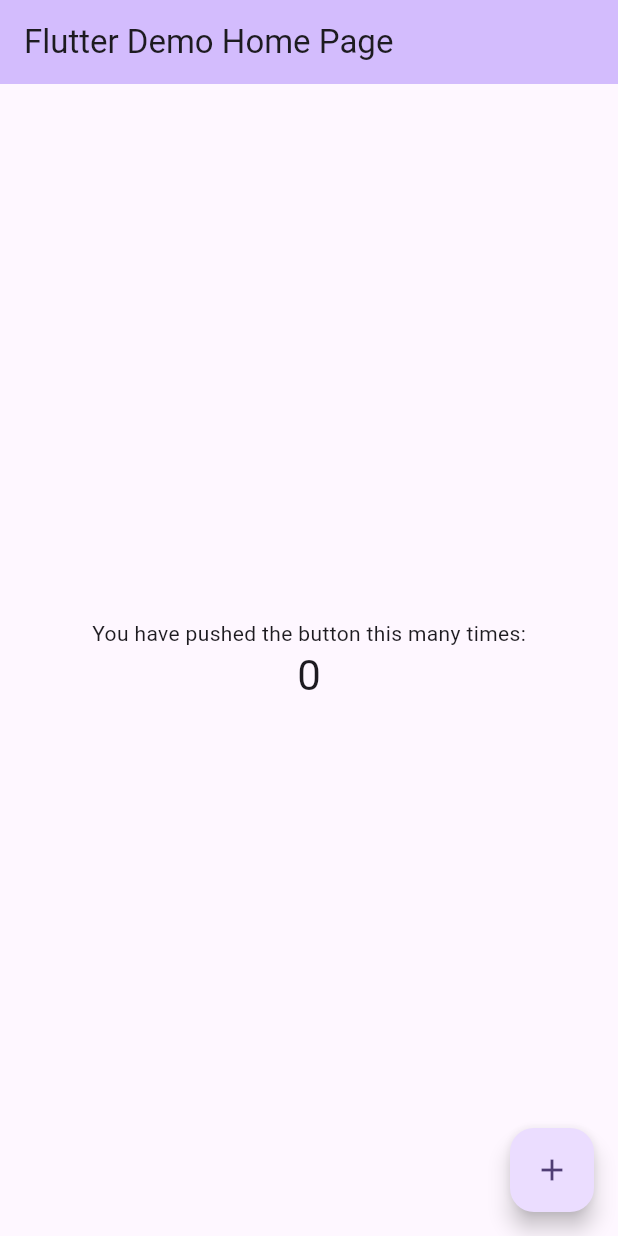
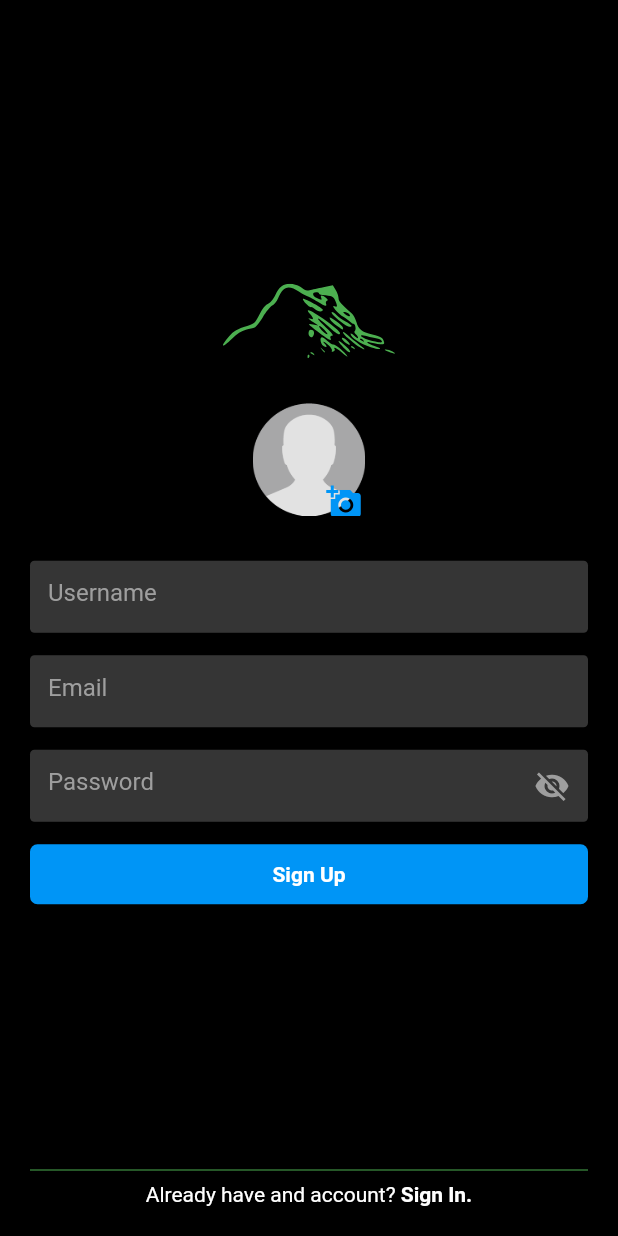
Before and after one commit to Topai-Ioan/Travel_The_World, a Flutter app: the screen it shows after launch, on a phone screen of 412 x 824 dp. Run offline on Flutter 3.47's test engine with Material 2 defaults, Android fonts, the phone set to English and light mode, and no system bars; our stand-ins replace flutter_svg.

Commit message:
login and sign up pages

```diff
--- a/lib/consts.dart
+++ b/lib/consts.dart
@@ -1,10 +1,11 @@
 import 'package:flutter/material.dart';
 
-const backGroundColor = Color.fromRGBO(0, 0, 0, 1.0);
+const backgroundColor = Color.fromRGBO(0, 0, 0, 1.0);
 const blueColor = Color.fromRGBO(0, 149, 246, 1);
 const primaryColor = Colors.white;
 const secondaryColor = Colors.grey;
 const darkGreyColor = Color.fromRGBO(97, 97, 97, 1);
+const greenColor = Colors.green;
 
 Widget sizeVertical(double height) {
   return SizedBox(
--- a/lib/features/presentation/pages/credential/sign_in_page.dart
+++ b/lib/features/presentation/pages/credential/sign_in_page.dart
@@ -0,0 +1,75 @@
+import 'package:flutter/material.dart';
+import 'package:flutter_svg/flutter_svg.dart';
+import 'package:travel_the_world/consts.dart';
+import 'package:travel_the_world/features/presentation/pages/credential/sign_up_page.dart';
+import 'package:travel_the_world/features/presentation/widgets/form_container_widget.dart';
+import 'package:travel_the_world/features/presentation/widgets/button_container_widget.dart';
+
+class SignInPage extends StatelessWidget {
+  const SignInPage({Key? key}) : super(key: key);
+
+  @override
+  Widget build(BuildContext context) {
+    return Scaffold(
+      backgroundColor: backgroundColor,
+      body: Padding(
+        padding: const EdgeInsets.symmetric(horizontal: 20, vertical: 20),
+        child: Column(
+          mainAxisAlignment: MainAxisAlignment.center,
+          children: [
+            Flexible(flex: 2, child: Container()),
+            Center(
+              child: SvgPicture.asset(
+                "assets/images/logo.svg",
+                colorFilter:
+                    const ColorFilter.mode(Colors.green, BlendMode.srcIn),
+              ),
+            ),
+            sizeVertical(30),
+            const FormContainerWidget(
+              hintText: "Email",
+            ),
+            sizeVertical(15),
+            const FormContainerWidget(
+              hintText: "Password",
+              isPasswordField: true,
+            ),
+            sizeVertical(15),
+            ButtonContainerWidget(
+              color: blueColor,
+              text: "Sign In",
+              onTapListener: () {},
+            ),
+            Flexible(flex: 2, child: Container()),
+            const Divider(
+              color: greenColor,
+            ),
+            Row(
+              mainAxisAlignment: MainAxisAlignment.center,
+              children: [
+                const Text(
+                  "Don't have and account? ",
+                  style: TextStyle(color: primaryColor),
+                ),
+                InkWell(
+                  onTap: () {
+                    Navigator.pushAndRemoveUntil(
+                        context,
+                        MaterialPageRoute(
+                            builder: (context) => const SignUpPage()),
+                        (route) => false);
+                  },
+                  child: const Text(
+                    "Sign Up.",
+                    style: TextStyle(
+                        fontWeight: FontWeight.bold, color: primaryColor),
+                  ),
+                ),
+              ],
+            ),
+          ],
+        ),
+      ),
+    );
+  }
+}
--- a/lib/features/presentation/pages/credential/sign_up_page.dart
+++ b/lib/features/presentation/pages/credential/sign_up_page.dart
@@ -0,0 +1,101 @@
+import 'package:flutter/material.dart';
+import 'package:flutter_svg/flutter_svg.dart';
+import 'package:travel_the_world/consts.dart';
+import 'package:travel_the_world/features/presentation/pages/credential/sign_in_page.dart';
+import 'package:travel_the_world/features/presentation/widgets/form_container_widget.dart';
+import 'package:travel_the_world/features/presentation/widgets/button_container_widget.dart';
+
+class SignUpPage extends StatelessWidget {
+  const SignUpPage({Key? key}) : super(key: key);
+
+  @override
+  Widget build(BuildContext context) {
+    return Scaffold(
+      backgroundColor: backgroundColor,
+      body: Padding(
+        padding: const EdgeInsets.symmetric(horizontal: 20, vertical: 20),
+        child: Column(
+          mainAxisAlignment: MainAxisAlignment.center,
+          children: [
+            Flexible(flex: 2, child: Container()),
+            Center(
+              child: SvgPicture.asset(
+                "assets/images/logo.svg",
+                colorFilter:
+                    const ColorFilter.mode(Colors.green, BlendMode.srcIn),
+              ),
+            ),
+            sizeVertical(30),
+            Center(
+              child: Stack(
+                children: [
+                  SizedBox.fromSize(
+                    size: const Size(75, 75),
+                    child: Image.asset("assets/images/profile_default.png"),
+                  ),
+                  Positioned(
+                    right: -10,
+                    bottom: -15,
+                    child: IconButton(
+                      onPressed: () {},
+                      icon: const Icon(
+                        Icons.add_a_photo,
+                        color: blueColor,
+                      ),
+                    ),
+                  ),
+                ],
+              ),
+            ),
+            sizeVertical(30),
+            const FormContainerWidget(
+              hintText: "Username",
+            ),
+            sizeVertical(15),
+            const FormContainerWidget(
+              hintText: "Email",
+            ),
+            sizeVertical(15),
+            const FormContainerWidget(
+              hintText: "Password",
+              isPasswordField: true,
+            ),
+            sizeVertical(15),
+            ButtonContainerWidget(
+              color: blueColor,
+              text: "Sign Up",
+              onTapListener: () {},
+            ),
+            Flexible(flex: 2, child: Container()),
+            const Divider(
+              color: greenColor,
+            ),
+            Row(
+              mainAxisAlignment: MainAxisAlignment.center,
+              children: [
+                const Text(
+                  "Already have and account? ",
+                  style: TextStyle(color: primaryColor),
+                ),
+                InkWell(
+                  onTap: () {
+                    Navigator.pushAndRemoveUntil(
+                        context,
+                        MaterialPageRoute(
+                            builder: (context) => const SignInPage()),
+                        (route) => false);
+                  },
+                  child: const Text(
+                    "Sign In.",
+                    style: TextStyle(
+                        fontWeight: FontWeight.bold, color: primaryColor),
+                  ),
+                ),
+              ],
+            ),
+          ],
+        ),
+      ),
+    );
+  }
+}
--- /dev/null
+++ b/lib/features/presentation/widgets/button_container_widget.dart
@@ -0,0 +1,31 @@
+import 'package:flutter/material.dart';
+import '../../../consts.dart';
+
+class ButtonContainerWidget extends StatelessWidget {
+  final Color? color;
+  final String? text;
+  final VoidCallback? onTapListener;
+  const ButtonContainerWidget(
+      {Key? key, this.color, this.text, this.onTapListener})
+      : super(key: key);
+
+  @override
+  Widget build(BuildContext context) {
+    return InkWell(
+      onTap: onTapListener,
+      child: Container(
+        width: double.infinity,
+        height: 40,
+        decoration:
+            BoxDecoration(color: color, borderRadius: BorderRadius.circular(5)),
+        child: Center(
+          child: Text(
+            "$text",
+            style: const TextStyle(
+                color: primaryColor, fontWeight: FontWeight.w600),
+          ),
+        ),
+      ),
+    );
+  }
+}
--- /dev/null
+++ b/lib/features/presentation/widgets/form_container_widget.dart
@@ -0,0 +1,75 @@
+import 'package:flutter/material.dart';
+import '../../../consts.dart';
+
+class FormContainerWidget extends StatefulWidget {
+  final TextEditingController? controller;
+  final Key? fieldKey;
+  final bool? isPasswordField;
+  final String? hintText;
+  final String? labelText;
+  final String? helperText;
+  final FormFieldSetter<String>? onSaved;
+  final FormFieldValidator<String>? validator;
+  final ValueChanged<String>? onFieldSubmitted;
+  final TextInputType? inputType;
+
+  const FormContainerWidget({
+    this.controller,
+    this.isPasswordField,
+    this.fieldKey,
+    this.hintText,
+    this.labelText,
+    this.helperText,
+    this.onSaved,
+    this.validator,
+    this.onFieldSubmitted,
+    this.inputType,
+  });
+
+  @override
+  FormContainerWidgetState createState() => FormContainerWidgetState();
+}
+
+class FormContainerWidgetState extends State<FormContainerWidget> {
+  bool _obscureText = true;
+
+  @override
+  Widget build(BuildContext context) {
+    return Container(
+      width: double.infinity,
+      decoration: BoxDecoration(
+        color: secondaryColor.withOpacity(.35),
+        borderRadius: BorderRadius.circular(3),
+      ),
+      child: TextFormField(
+        style: const TextStyle(color: primaryColor),
+        controller: widget.controller,
+        keyboardType: widget.inputType,
+        key: widget.fieldKey,
+        obscureText: widget.isPasswordField == true ? _obscureText : false,
+        onSaved: widget.onSaved,
+        validator: widget.validator,
+        onFieldSubmitted: widget.onFieldSubmitted,
+        decoration: InputDecoration(
+          border: InputBorder.none,
+          filled: true,
+          hintText: widget.hintText,
+          hintStyle: const TextStyle(color: secondaryColor),
+          suffixIcon: GestureDetector(
+            onTap: () {
+              setState(() {
+                _obscureText = !_obscureText;
+              });
+            },
+            child: widget.isPasswordField == true
+                ? Icon(
+                    _obscureText ? Icons.visibility_off : Icons.visibility,
+                    color: _obscureText == false ? blueColor : secondaryColor,
+                  )
+                : const Text(""),
+          ),
+        ),
+      ),
+    );
+  }
+}
--- a/lib/main.dart
+++ b/lib/main.dart
@@ -1,125 +1,20 @@
 import 'package:flutter/material.dart';
+import 'features/presentation/pages/credential/sign_in_page.dart';
+import 'features/presentation/pages/credential/sign_up_page.dart';
 
 void main() {
   runApp(const MyApp());
 }
 
 class MyApp extends StatelessWidget {
-  const MyApp({super.key});
-
-  // This widget is the root of your application.
+  const MyApp({Key? key}) : super(key: key);
   @override
   Widget build(BuildContext context) {
     return MaterialApp(
-      title: 'Flutter Demo',
-      theme: ThemeData(
-        // This is the theme of your application.
-        //
-        // TRY THIS: Try running your application with "flutter run". You'll see
-        // the application has a blue toolbar. Then, without quitting the app,
-        // try changing the seedColor in the colorScheme below to Colors.green
-        // and then invoke "hot reload" (save your changes or press the "hot
-        // reload" button in a Flutter-supported IDE, or press "r" if you used
-        // the command line to start the app).
-        //
-        // Notice that the counter didn't reset back to zero; the application
-        // state is not lost during the reload. To reset the state, use hot
-        // restart instead.
-        //
-        // This works for code too, not just values: Most code changes can be
-        // tested with just a hot reload.
-        colorScheme: ColorScheme.fromSeed(seedColor: Colors.deepPurple),
-        useMaterial3: true,
-      ),
-      home: const MyHomePage(title: 'Flutter Demo Home Page'),
+      debugShowCheckedModeBanner: false,
+      title: 'Travel the world',
+      darkTheme: ThemeData.dark(),
+      home: const SignUpPage(),
     );
   }
 }
-
-class MyHomePage extends StatefulWidget {
-  const MyHomePage({super.key, required this.title});
-
-  // This widget is the home page of your application. It is stateful, meaning
-  // that it has a State object (defined below) that contains fields that affect
-  // how it looks.
-
-  // This class is the configuration for the state. It holds the values (in this
-  // case the title) provided by the parent (in this case the App widget) and
-  // used by the build method of the State. Fields in a Widget subclass are
-  // always marked "final".
-
-  final String title;
-
-  @override
-  State<MyHomePage> createState() => _MyHomePageState();
-}
-
-class _MyHomePageState extends State<MyHomePage> {
-  int _counter = 0;
-
-  void _incrementCounter() {
-    setState(() {
-      // This call to setState tells the Flutter framework that something has
-      // changed in this State, which causes it to rerun the build method below
-      // so that the display can reflect the updated values. If we changed
-      // _counter without calling setState(), then the build method would not be
-      // called again, and so nothing would appear to happen.
-      _counter++;
-    });
-  }
-
-  @override
-  Widget build(BuildContext context) {
-    // This method is rerun every time setState is called, for instance as done
-    // by the _incrementCounter method above.
-    //
-    // The Flutter framework has been optimized to make rerunning build methods
-    // fast, so that you can just rebuild anything that needs updating rather
-    // than having to individually change instances of widgets.
-    return Scaffold(
-      appBar: AppBar(
-        // TRY THIS: Try changing the color here to a specific color (to
-        // Colors.amber, perhaps?) and trigger a hot reload to see the AppBar
-        // change color while the other colors stay the same.
-        backgroundColor: Theme.of(context).colorScheme.inversePrimary,
-        // Here we take the value from the MyHomePage object that was created by
-        // the App.build method, and use it to set our appbar title.
-        title: Text(widget.title),
-      ),
-      body: Center(
-        // Center is a layout widget. It takes a single child and positions it
-        // in the middle of the parent.
-        child: Column(
-          // Column is also a layout widget. It takes a list of children and
-          // arranges them vertically. By default, it sizes itself to fit its
-          // children horizontally, and tries to be as tall as its parent.
-          //
-          // Column has various properties to control how it sizes itself and
-          // how it positions its children. Here we use mainAxisAlignment to
-          // center the children vertically; the main axis here is the vertical
-          // axis because Columns are vertical (the cross axis would be
-          // horizontal).
-          //
-          // TRY THIS: Invoke "debug painting" (choose the "Toggle Debug Paint"
-          // action in the IDE, or press "p" in the console), to see the
-          // wireframe for each widget.
-          mainAxisAlignment: MainAxisAlignment.center,
-          children: <Widget>[
-            const Text(
-              'You have pushed the button this many times:',
-            ),
-            Text(
-              '$_counter',
-              style: Theme.of(context).textTheme.headlineMedium,
-            ),
-          ],
-        ),
-      ),
-      floatingActionButton: FloatingActionButton(
-        onPressed: _incrementCounter,
-        tooltip: 'Increment',
-        child: const Icon(Icons.add),
-      ), // This trailing comma makes auto-formatting nicer for build methods.
-    );
-  }
-}
--- a/pubspec.yaml
+++ b/pubspec.yaml
@@ -75,7 +75,7 @@ dev_dependencies:
 flutter_icons:
   android: "launcher_icon"
   ios: true
-  image_path: "assets/instagram.png"
+  image_path: "assets/images/logo.svg"
 
 # The following section is specific to Flutter.
 flutter:
@@ -85,7 +85,9 @@ flutter:
   uses-material-design: true
 
   # To add assets to your application, add an assets section, like this:
-
+  assets:
+    - assets/images/
+    - assets/images/roxi.jpg
   # An image asset can refer to one or more resolution-specific "variants", see
   # https://flutter.dev/assets-and-images/#resolution-aware.
 
```
Also changed, not shown: assets/images/logo.png (added), assets/images/logo.svg (added), assets/images/logo_patrat.png (added), assets/images/profile_default.png (added).
